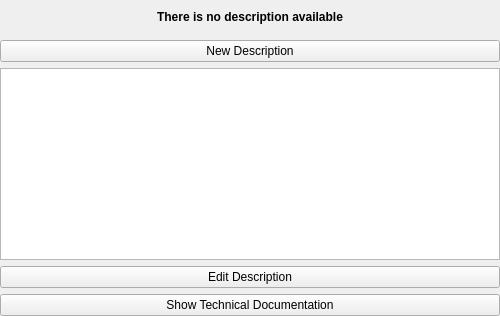
The window that Include/icmpstr/CQuickHelpGuiComp.ui (ImagingTools/AcfSln) describes before a commit, drawn with Qt 5.
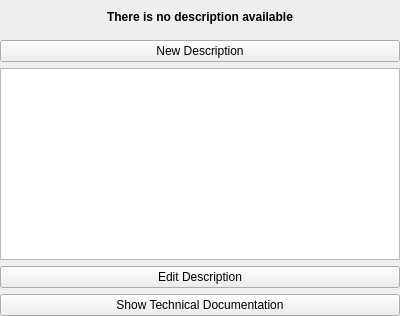
The same window after the commit.

What changed in the file:
```diff
--- a/Include/icmpstr/CQuickHelpGuiComp.ui
+++ b/Include/icmpstr/CQuickHelpGuiComp.ui
@@ -6,13 +6,13 @@
    <rect>
     <x>0</x>
     <y>0</y>
-    <width>500</width>
+    <width>400</width>
     <height>316</height>
    </rect>
   </property>
   <property name="minimumSize">
    <size>
-    <width>500</width>
+    <width>0</width>
     <height>0</height>
    </size>
   </property>
```
